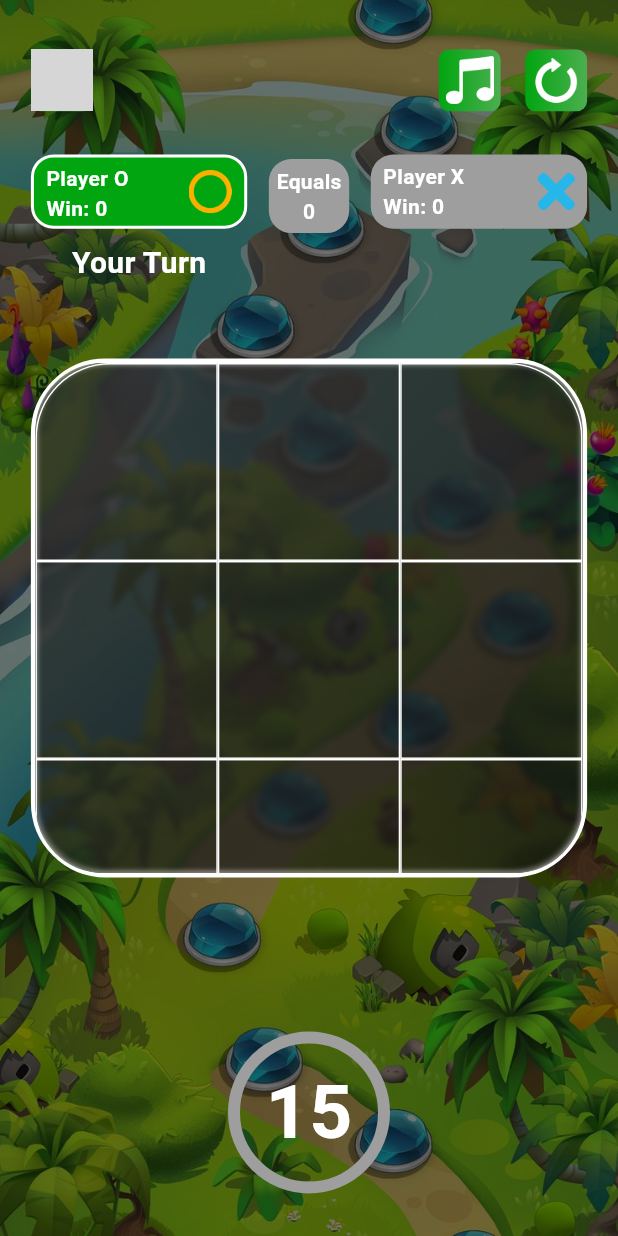
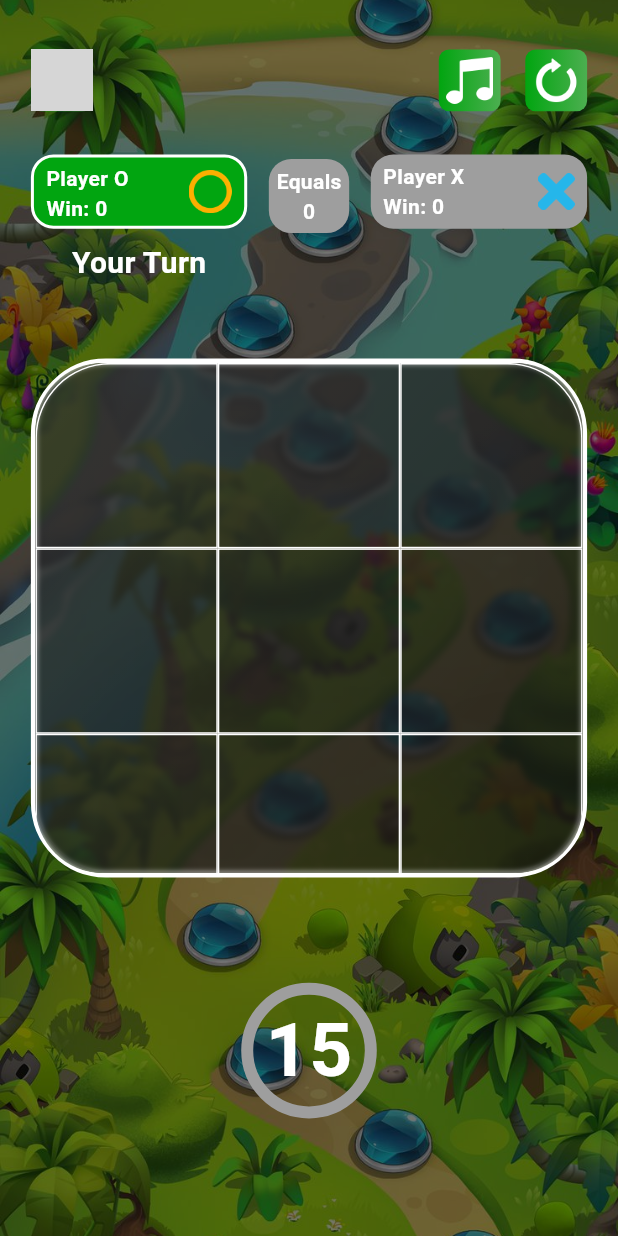
Before and after one commit to MuhammadBilalAkbar/tic_tac_toe_game, a Flutter app: the screen it shows after launch, on a phone screen of 412 x 824 dp. Run offline on Flutter 3.47's test engine with Material 3 defaults, Android fonts, the phone set to English and light mode, and no system bars; our stand-ins replace audioplayers; grey boxes are pictures that could not be loaded.

Commit message:
Initial commit

```diff
--- a/lib/pages/home_page.dart
+++ b/lib/pages/home_page.dart
@@ -73,6 +73,8 @@ class _HomePageState extends State<HomePage> {
       right: 0,
       bottom: height * 0.87,
       child: Container(
+        // height: double.infinity,
+        // width: double.infinity,
         margin: EdgeInsets.all(width * 0.05),
         child: Row(
           children: [
@@ -80,21 +82,21 @@ class _HomePageState extends State<HomePage> {
               onTap: () => pauseGame(width, height),
               image: isPaused ? resumeIcon : pauseIcon,
               width: width,
-              height: height,
+              // height: height,
             ),
             const Spacer(),
             buildIconButton(
               onTap: toggleSound,
               image: musicIcon,
               width: width,
-              height: height,
+              // height: height,
             ),
             SizedBox(width: width * 0.04),
             buildIconButton(
               onTap: () => resetGame(width, height),
               image: resetIcon,
               width: width,
-              height: height,
+              // height: height,
             ),
           ],
         ),
@@ -243,7 +245,7 @@ class _HomePageState extends State<HomePage> {
             itemCount: 9,
             gridDelegate: SliverGridDelegateWithFixedCrossAxisCount(
               crossAxisCount: 3,
-              mainAxisExtent: width / width * 132,
+              mainAxisExtent: width * 0.3,
             ),
             itemBuilder: (context, index) {
               BorderRadius borderRadius;
@@ -288,15 +290,18 @@ class _HomePageState extends State<HomePage> {
   }
 
   Widget buildTimer(double width, double height) {
-    return Positioned.fill(
+    return Positioned(
       top: height * 0.8,
+      left: 0,
+      right: 0,
       child: Align(
         alignment: Alignment.center,
         child: SizedBox(
-          width: width / width * 100,
-          height: height / height * 100,
+          width: width * 0.2,
+          height: width * 0.2,
           child: Stack(
             fit: StackFit.expand,
+            alignment: Alignment.center,
             children: [
               CircularProgressIndicator(
                 value: 1 - seconds / maxSeconds,
@@ -325,7 +330,6 @@ class _HomePageState extends State<HomePage> {
   Widget buildIconButton({
     required VoidCallback onTap,
     required String image,
-    required double height,
     required double width,
   }) {
     return GestureDetector(
@@ -340,7 +344,7 @@ class _HomePageState extends State<HomePage> {
           ]),
           borderRadius: BorderRadius.circular(7),
         ),
-        child: Image.asset(image, scale: width / width * 2),
+        child: Image.asset(image, scale: width / 200),
       ),
     );
   }
@@ -652,7 +656,7 @@ class _HomePageState extends State<HomePage> {
                         left: width * 0.028,
                         child: Image.asset(
                           winImage,
-                          scale: width / width * 0.8,
+                          scale: width / 560,
                         ),
                       ),
                     ],
```
